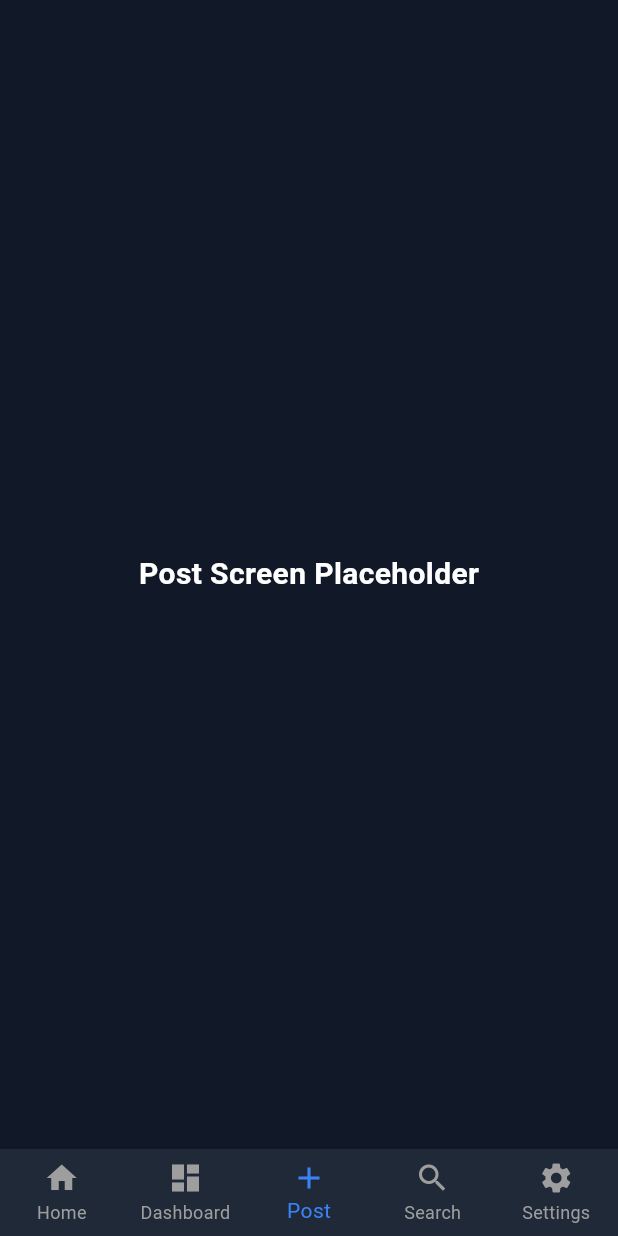
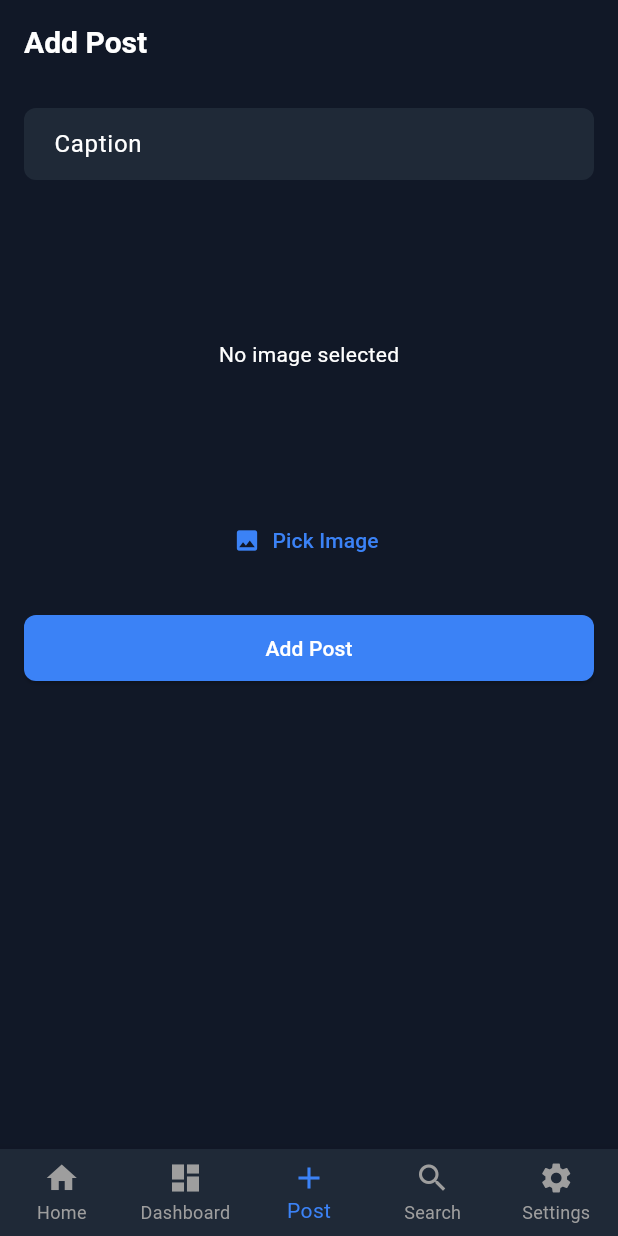
Before and after one commit to Whilreal0/app, a Flutter app: the screen it shows once a user with an empty profile is signed in, item 3 of the bottom bar chosen, on a phone screen of 412 x 824 dp. Run offline on Flutter 3.47's test engine with Material 3 defaults, Android fonts, the phone set to English and light mode, and no system bars; our stand-ins replace dropdown_button2, flutter_dotenv, flutter_riverpod, go_router, image_picker, supabase_flutter; missing offline and left inert: project; accounts and stored records are empty.

Commit message:
add upload image

```diff
--- a/lib/core/services/auth_service.dart
+++ b/lib/core/services/auth_service.dart
@@ -1,5 +1,6 @@
 import 'package:supabase_flutter/supabase_flutter.dart';
 import '../models/user_profile.dart';
+import '../../features/home/models/post.dart';
 
 class AuthService {
   final SupabaseClient _supabase = Supabase.instance.client;
@@ -126,3 +127,15 @@ Future<void> signInWithUsernameOrEmail(String usernameOrEmail, String password)
     throw Exception('Login failed');
   }
 }
+
+// lib/core/services/post_service.dart
+class PostService {
+  final SupabaseClient _supabase = Supabase.instance.client;
+
+  Future<void> addPost(Post post) async {
+    print(post.toMap());
+    final response = await _supabase.from('posts').insert(post.toMap()).select().single();
+    // Optionally, you can return the created Post or handle errors here
+    // return Post.fromMap(response);
+  }
+}
--- /dev/null
+++ b/lib/core/services/post_service.dart
@@ -0,0 +1,12 @@
+import 'package:supabase_flutter/supabase_flutter.dart';
+import '../../features/home/models/post.dart';
+
+class PostService {
+  final SupabaseClient _supabase = Supabase.instance.client;
+
+  Future<void> addPost(Post post) async {
+    await _supabase.from('posts').insert(post.toMap()).select().single();
+    // Optionally, you can return the created Post or handle errors here
+    // return Post.fromMap(response);
+  }
+}
--- a/lib/features/home/screens/home_screen.dart
+++ b/lib/features/home/screens/home_screen.dart
@@ -62,7 +62,17 @@ class HomeScreen extends StatelessWidget {
                         ],
                       ),
                     ),
-                    // Image
+                    // Caption
+                    Padding(
+                      padding: const EdgeInsets.symmetric(horizontal: 16, vertical: 8),
+                      child: Text(
+                        post.caption,
+                        style: const TextStyle(fontSize: 15),
+                      ),
+                    ),
+
+                    // Only show the image if imageUrl is not empty
+                    if (post.imageUrl.isNotEmpty)
                       ClipRRect(
                         borderRadius: const BorderRadius.vertical(top: Radius.circular(0), bottom: Radius.circular(0)),
                         child: Image.network(
@@ -70,6 +80,10 @@ class HomeScreen extends StatelessWidget {
                           width: double.infinity,
                           height: 300,
                           fit: BoxFit.cover,
+                          errorBuilder: (context, error, stackTrace) => const SizedBox(
+                            height: 100,
+                            child: Center(child: Text('Image failed to load')),
+                          ),
                         ),
                       ),
                     // Action Row
@@ -105,14 +119,6 @@ class HomeScreen extends StatelessWidget {
                         style: const TextStyle(fontWeight: FontWeight.bold, fontSize: 14),
                       ),
                     ),
-                    // Caption
-                    Padding(
-                      padding: const EdgeInsets.symmetric(horizontal: 16, vertical: 8),
-                      child: Text(
-                        post.caption,
-                        style: const TextStyle(fontSize: 15),
-                      ),
-                    ),
                     const SizedBox(height: 8),
                   ],
                 ),
--- a/lib/features/post/screens/post_screen.dart
+++ b/lib/features/post/screens/post_screen.dart
@@ -1,15 +1,132 @@
 import 'package:flutter/material.dart';
+import 'package:image_picker/image_picker.dart';
+import 'dart:io';
+import '../../../core/services/post_service.dart';
+import '../../home/models/post.dart';
+import 'package:uuid/uuid.dart';
+import 'package:supabase_flutter/supabase_flutter.dart';
 
-class PostScreen extends StatelessWidget {
+class PostScreen extends StatefulWidget {
   const PostScreen({Key? key}) : super(key: key);
 
   @override
+  State<PostScreen> createState() => _PostScreenState();
+}
+
+class _PostScreenState extends State<PostScreen> {
+  final _formKey = GlobalKey<FormState>();
+  final TextEditingController _captionController = TextEditingController();
+  File? _imageFile;
+  bool _isLoading = false;
+
+  Future<void> _pickImage() async {
+    final pickedFile = await ImagePicker().pickImage(source: ImageSource.gallery);
+    if (pickedFile != null) {
+      setState(() {
+        _imageFile = File(pickedFile.path);
+      });
+    }
+  }
+
+  Future<String?> _uploadImage(File image) async {
+    final storage = Supabase.instance.client.storage;
+    final fileName = const Uuid().v4();
+    final filePath = 'posts/$fileName.jpg';
+    try {
+      final String uploadedPath = await storage.from('post-images').upload(filePath, image);
+      // If upload is successful, get the public URL
+      final publicUrl = storage.from('post-images').getPublicUrl(filePath);
+      return publicUrl;
+    } catch (e) {
+      // If upload fails, return null
+      return null;
+    }
+  }
+
+  Future<void> _submit() async {
+    if (!_formKey.currentState!.validate()) return;
+    setState(() { _isLoading = true; });
+    String? imageUrl;
+    if (_imageFile != null) {
+      imageUrl = await _uploadImage(_imageFile!);
+      if (imageUrl == null) {
+        setState(() { _isLoading = false; });
+        ScaffoldMessenger.of(context).showSnackBar(const SnackBar(content: Text('Image upload failed')));
+        return;
+      }
+    }
+    final user = Supabase.instance.client.auth.currentUser;
+    if (user == null) {
+      ScaffoldMessenger.of(context).showSnackBar(const SnackBar(content: Text('User not logged in')));
+      setState(() { _isLoading = false; });
+      return;
+    }
+
+    final userProfile = await Supabase.instance.client
+        .from('profiles')
+        .select('username')
+        .eq('id', user.id)
+        .single();
+
+    final post = Post(
+      id: const Uuid().v4(),
+      userId: user.id,
+      username: userProfile['username'] ?? '',
+      avatarUrl: '', // No avatar available, leave empty or use a default
+      imageUrl: imageUrl ?? '',
+      caption: _captionController.text,
+      likesCount: 0,
+      createdAt: DateTime.now(),
+    );
+    try {
+      await PostService().addPost(post);
+      ScaffoldMessenger.of(context).showSnackBar(const SnackBar(content: Text('Post added!')));
+      _captionController.clear();
+      setState(() { _imageFile = null; });
+    } catch (e) {
+      ScaffoldMessenger.of(context).showSnackBar(SnackBar(content: Text('Error:  ${e.toString()}')));
+    } finally {
+      setState(() { _isLoading = false; });
+    }
+  }
+
+  @override
   Widget build(BuildContext context) {
-    return const Scaffold(
-      body: Center(
-        child: Text(
-          'Post Screen Placeholder',
-          style: TextStyle(fontSize: 20, fontWeight: FontWeight.bold),
+    return Scaffold(
+      appBar: AppBar(title: const Text('Add Post')),
+      body: Padding(
+        padding: const EdgeInsets.all(16.0),
+        child: Form(
+          key: _formKey,
+          child: Column(
+            crossAxisAlignment: CrossAxisAlignment.stretch,
+            children: [
+              TextFormField(
+                controller: _captionController,
+                decoration: const InputDecoration(labelText: 'Caption'),
+                validator: (value) {
+                  if ((_imageFile == null) && (value == null || value.isEmpty)) {
+                    return 'Enter a caption or pick an image';
+                  }
+                  return null;
+                },
+              ),
+              const SizedBox(height: 16),
+              _imageFile != null
+                  ? Image.file(_imageFile!, height: 200)
+                  : const SizedBox(height: 200, child: Center(child: Text('No image selected'))),
+              TextButton.icon(
+                icon: const Icon(Icons.image),
+                label: const Text('Pick Image'),
+                onPressed: _pickImage,
+              ),
+              const SizedBox(height: 24),
+              ElevatedButton(
+                onPressed: _isLoading ? null : _submit,
+                child: _isLoading ? const CircularProgressIndicator() : const Text('Add Post'),
+              ),
+            ],
+          ),
         ),
       ),
     );
--- a/pubspec.yaml
+++ b/pubspec.yaml
@@ -17,6 +17,11 @@ dependencies:
   flutter_dotenv: ^5.1.0
   cupertino_icons: ^1.0.6
   dropdown_button2: ^2.3.9
+  image_picker: ^1.0.4
+  uuid: ^3.0.7
+
+
+
 dev_dependencies:
   flutter_test:
     sdk: flutter
```
Also changed, not shown: lib/features/home/models/post.dart (+13 -0 lines), pubspec.lock, 6 other files. Lines whose indentation alone changed are shown as unchanged.
